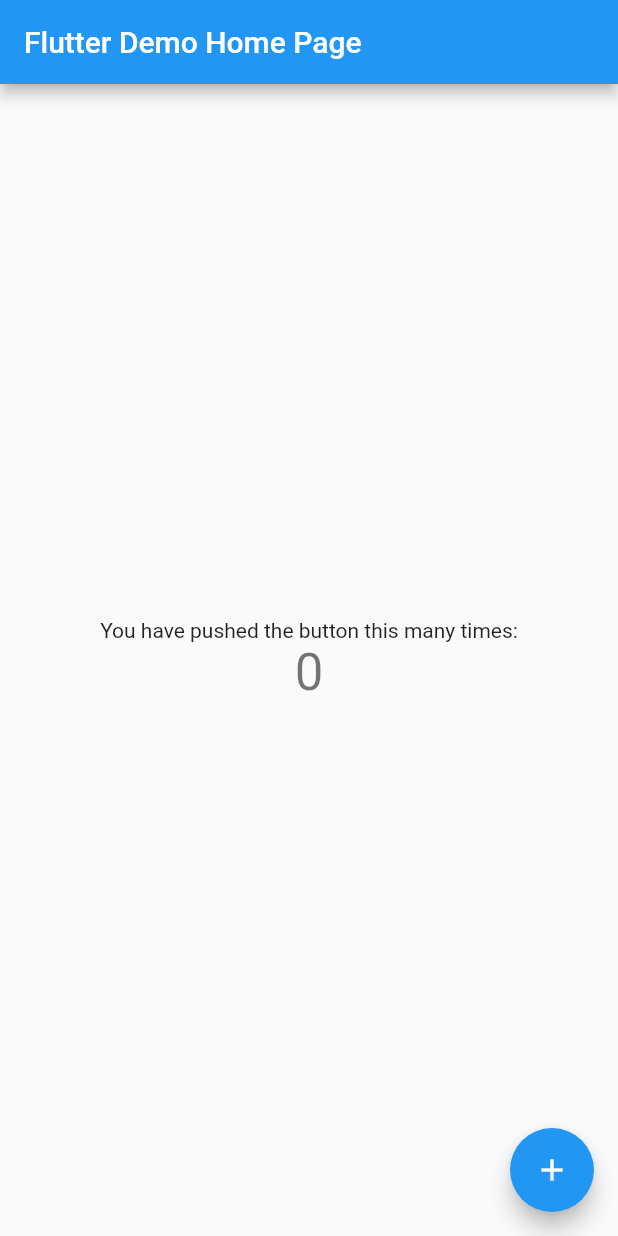
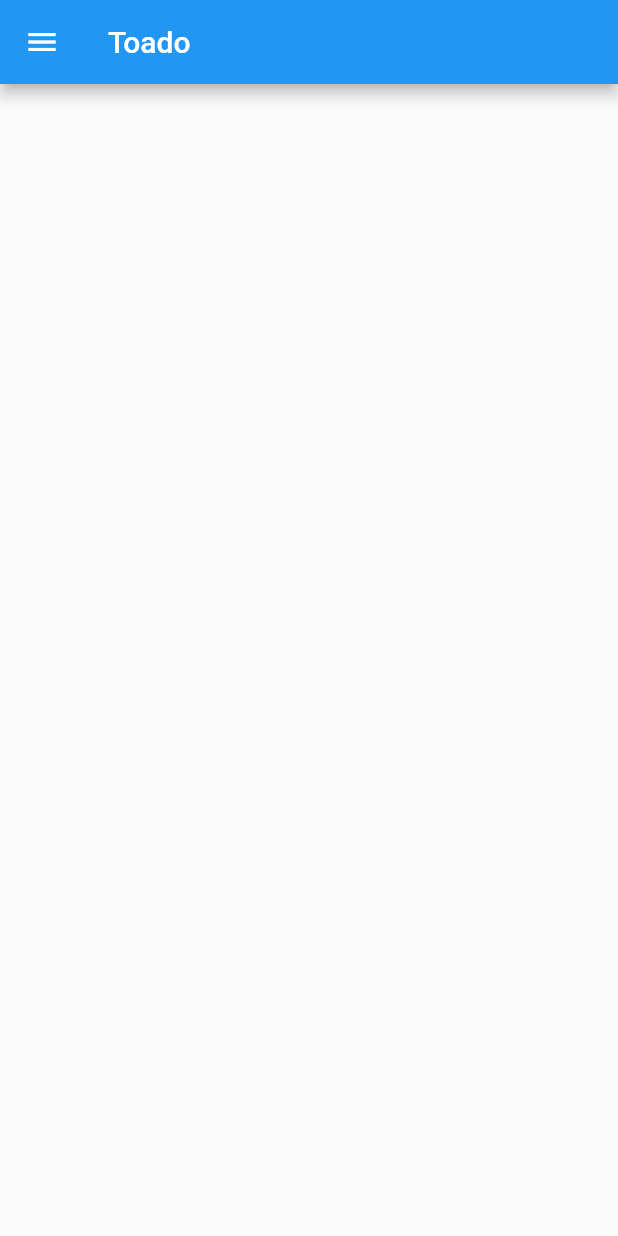
Before and after one commit to 18Srikar/toado-client-mobile, a Flutter app: the screen it shows after launch, on a phone screen of 412 x 824 dp. Run offline on Flutter 3.47's test engine with Material 2 defaults, Android fonts, the phone set to English and light mode, and no system bars.

```diff
--- /dev/null
+++ b/lib/home_page.dart
@@ -0,0 +1,24 @@
+import 'package:flutter/material.dart';
+
+class MyHomePage extends StatefulWidget {
+  const MyHomePage({Key? key, required String title}) : super(key: key);
+
+  @override
+  _MyHomePageState createState() => _MyHomePageState();
+}
+
+class _MyHomePageState extends State<MyHomePage> {
+  fun() {}
+  @override
+  Widget build(BuildContext context) {
+    return Scaffold(
+      appBar: AppBar(
+          title: Text("Toado"),
+          leading: IconButton(
+            onPressed: fun,
+            icon: Icon(Icons.menu),
+          )),
+      body: Column(),
+    );
+  }
+}
--- a/lib/main.dart
+++ b/lib/main.dart
@@ -1,113 +1,20 @@
 import 'package:flutter/material.dart';
+import 'package:toado/splash_page.dart';
 
 void main() {
   runApp(MyApp());
 }
 
 class MyApp extends StatelessWidget {
-  // This widget is the root of your application.
+  const MyApp({Key? key}) : super(key: key);
+
   @override
   Widget build(BuildContext context) {
     return MaterialApp(
-      title: 'Flutter Demo',
-      theme: ThemeData(
-        // This is the theme of your application.
-        //
-        // Try running your application with "flutter run". You'll see the
-        // application has a blue toolbar. Then, without quitting the app, try
-        // changing the primarySwatch below to Colors.green and then invoke
-        // "hot reload" (press "r" in the console where you ran "flutter run",
-        // or simply save your changes to "hot reload" in a Flutter IDE).
-        // Notice that the counter didn't reset back to zero; the application
-        // is not restarted.
-        primarySwatch: Colors.blue,
+      home: SplashFlash(
+        title: "Toado",
       ),
-      home: MyHomePage(title: 'Flutter Demo Home Page'),
+      debugShowCheckedModeBanner: false,
     );
   }
 }
-
-class MyHomePage extends StatefulWidget {
-  MyHomePage({Key? key, required this.title}) : super(key: key);
-
-  // This widget is the home page of your application. It is stateful, meaning
-  // that it has a State object (defined below) that contains fields that affect
-  // how it looks.
-
-  // This class is the configuration for the state. It holds the values (in this
-  // case the title) provided by the parent (in this case the App widget) and
-  // used by the build method of the State. Fields in a Widget subclass are
-  // always marked "final".
-
-  final String title;
-
-  @override
-  _MyHomePageState createState() => _MyHomePageState();
-}
-
-class _MyHomePageState extends State<MyHomePage> {
-  int _counter = 0;
-
-  void _incrementCounter() {
-    setState(() {
-      // This call to setState tells the Flutter framework that something has
-      // changed in this State, which causes it to rerun the build method below
-      // so that the display can reflect the updated values. If we changed
-      // _counter without calling setState(), then the build method would not be
-      // called again, and so nothing would appear to happen.
-      _counter++;
-    });
-  }
-
-  @override
-  Widget build(BuildContext context) {
-    // This method is rerun every time setState is called, for instance as done
-    // by the _incrementCounter method above.
-    //
-    // The Flutter framework has been optimized to make rerunning build methods
-    // fast, so that you can just rebuild anything that needs updating rather
-    // than having to individually change instances of widgets.
-    return Scaffold(
-      appBar: AppBar(
-        // Here we take the value from the MyHomePage object that was created by
-        // the App.build method, and use it to set our appbar title.
-        title: Text(widget.title),
-      ),
-      body: Center(
-        // Center is a layout widget. It takes a single child and positions it
-        // in the middle of the parent.
-        child: Column(
-          // Column is also a layout widget. It takes a list of children and
-          // arranges them vertically. By default, it sizes itself to fit its
-          // children horizontally, and tries to be as tall as its parent.
-          //
-          // Invoke "debug painting" (press "p" in the console, choose the
-          // "Toggle Debug Paint" action from the Flutter Inspector in Android
-          // Studio, or the "Toggle Debug Paint" command in Visual Studio Code)
-          // to see the wireframe for each widget.
-          //
-          // Column has various properties to control how it sizes itself and
-          // how it positions its children. Here we use mainAxisAlignment to
-          // center the children vertically; the main axis here is the vertical
-          // axis because Columns are vertical (the cross axis would be
-          // horizontal).
-          mainAxisAlignment: MainAxisAlignment.center,
-          children: <Widget>[
-            Text(
-              'You have pushed the button this many times:',
-            ),
-            Text(
-              '$_counter',
-              style: Theme.of(context).textTheme.headline4,
-            ),
-          ],
-        ),
-      ),
-      floatingActionButton: FloatingActionButton(
-        onPressed: _incrementCounter,
-        tooltip: 'Increment',
-        child: Icon(Icons.add),
-      ), // This trailing comma makes auto-formatting nicer for build methods.
-    );
-  }
-}
```
Also changed, not shown: lib/splash_page.dart (added, +40 -0 lines).
